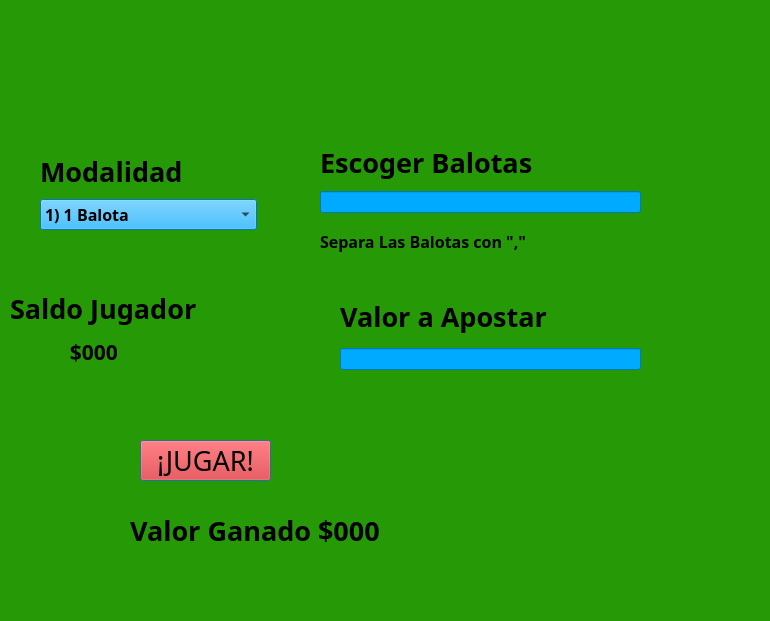
Qt form Codigo/Juego7/Proyecto.ui (Sr-Gomer/Proyecto-Final-Procesos-Estocasticos) before a commit.
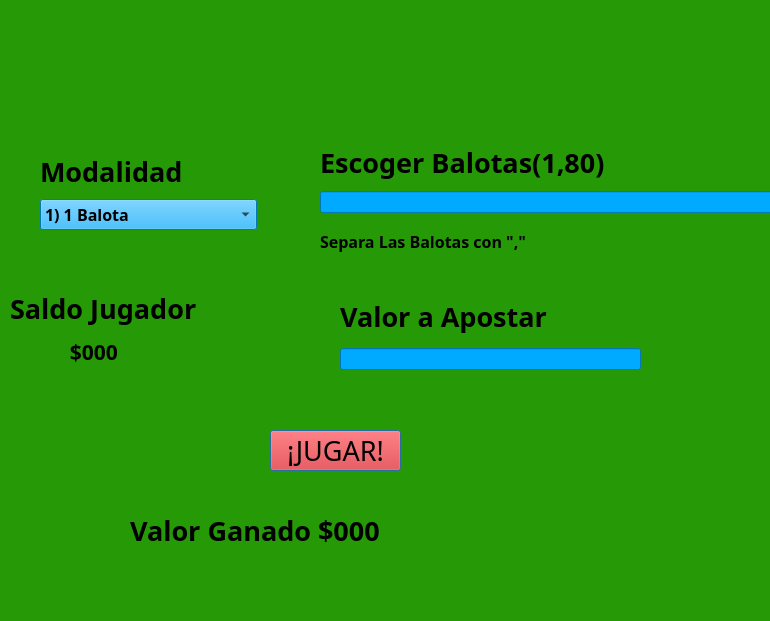
The same form after that commit.

What changed in the file:
```diff
--- a/Codigo/Juego7/Proyecto.ui
+++ b/Codigo/Juego7/Proyecto.ui
@@ -22,8 +22,8 @@
   <widget class="QPushButton" name="btnjugar">
    <property name="geometry">
     <rect>
-     <x>140</x>
-     <y>440</y>
+     <x>270</x>
+     <y>430</y>
      <width>131</width>
      <height>41</height>
     </rect>
@@ -115,7 +115,7 @@
     <rect>
      <x>320</x>
      <y>140</y>
-     <width>321</width>
+     <width>519</width>
      <height>124</height>
     </rect>
    </property>
@@ -131,7 +131,7 @@
        </font>
       </property>
       <property name="text">
-       <string>Escoger Balotas</string>
+       <string>Escoger Balotas(1,80)</string>
       </property>
      </widget>
     </item>
@@ -153,7 +153,7 @@
        </font>
       </property>
       <property name="text">
-       <string>Separa Las Balotas con &quot;,&quot; </string>
+       <string>Separa Las Balotas con &quot;,&quot;</string>
       </property>
      </widget>
     </item>
```
